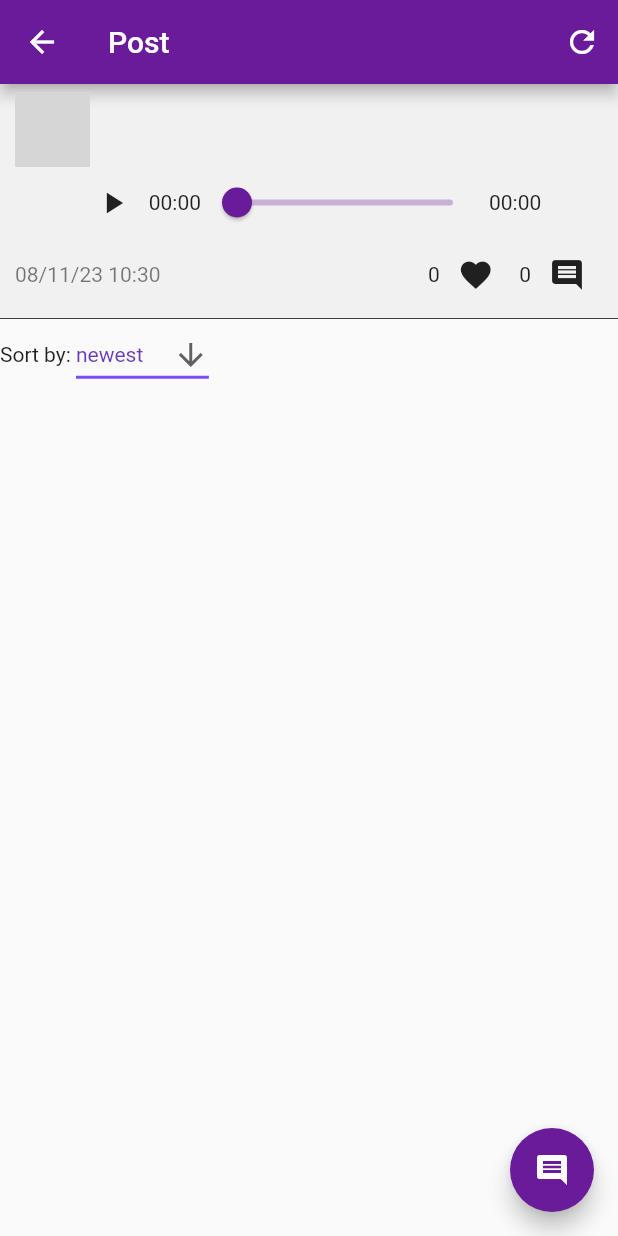
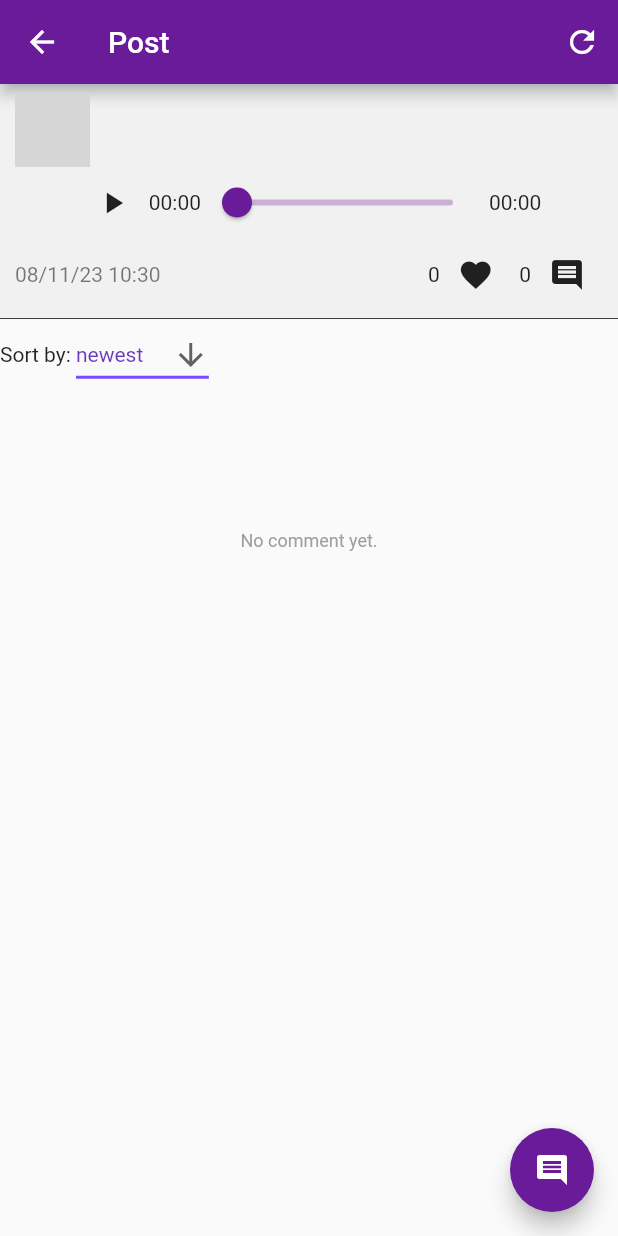
Before and after one commit to LahoucineLapunaire/ilili, a Flutter app: the PostPage screen opened directly with empty values, on a phone screen of 412 x 824 dp. Run offline on Flutter 3.47's test engine with Material 2 defaults, Android fonts, the phone set to English and light mode, and no system bars; our stand-ins replace audioplayers, cloud_firestore, file_picker, firebase_auth, firebase_core, firebase_storage and 4 more; missing offline and left inert: ffmpeg_kit_flutter, flutter_sound; accounts and stored records are empty; network calls fail; grey boxes are pictures that could not be loaded.

Commit message:
[FIX] PostPage, UserPage, OwnerPage, Home : add followings and followers numbers in modal, add message when 0 posts or 0 comment

```diff
--- a/lib/components/postPage.dart
+++ b/lib/components/postPage.dart
@@ -189,14 +189,29 @@ class _CommentSectionState extends State<CommentSection> {
 
   @override
   Widget build(BuildContext context) {
-    return Column(
+    return commentList.length == 0
+        ? Container(
+            height: 200,
+            child: Center(
+              child: Text(
+                "No comment yet.",
+                style: TextStyle(
+                  fontSize: 12,
+                  color: Colors.grey,
+                ),
+              ),
+            ),
+          )
+        : Column(
             children: [
               for (var comment in commentList)
                 if (comment != null)
                   CommentWidget(
-                commentId: comment["commentId"], userId: comment["userId"])
+                      commentId: comment["commentId"],
+                      userId: comment["userId"])
             ],
           );
+    ;
   }
 }
 
```
Also changed, not shown: lib/components/OwnerProfile.dart (+14 -1 lines), lib/components/UserProfilePage.dart (+16 -3 lines), lib/components/home.dart (+14 -1 lines), lib/components/widget.dart (+22 -10 lines). Lines whose indentation alone changed are shown as unchanged.
